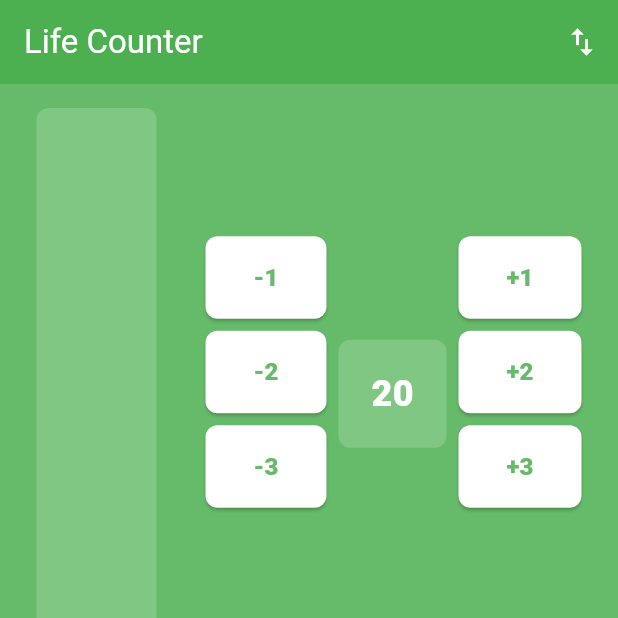
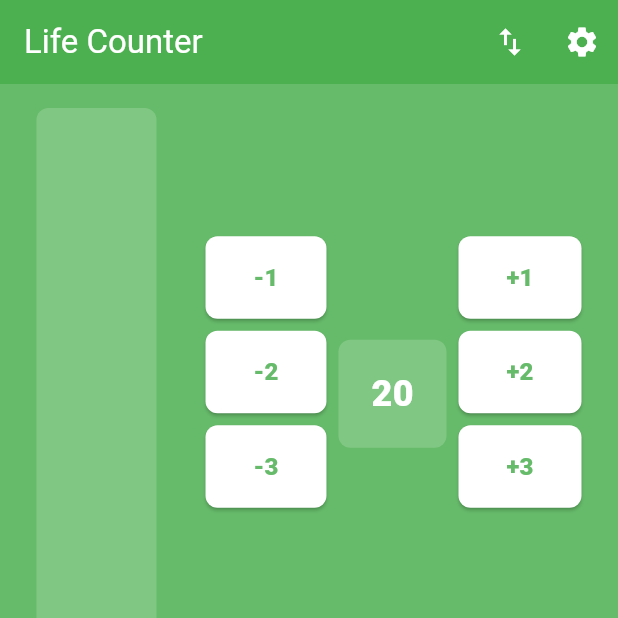
Before and after one commit to GabrielTurri/life-counter, a Flutter app: the screen it shows after launch, on a phone screen of 412 x 824 dp, the top half of it. Run offline on Flutter 3.47's test engine with Material 3 defaults, Android fonts, the phone set to English and light mode, and no system bars.

Commit message:
separado o gerenciamento de estado da aplicação/ alteração na vida inicial dos jogadores

```diff
--- a/lib/app_widget.dart
+++ b/lib/app_widget.dart
@@ -16,7 +16,10 @@ class MyApp extends StatelessWidget {
         ),
         ChangeNotifierProvider(
           create: (context) => PlayerLifeController(),
-        )
+        ),
+        ChangeNotifierProvider(
+          create: (context) => MultiPlayerLifeController(2),
+        ),
       ],
       child: MaterialApp(
         debugShowCheckedModeBanner: false,
@@ -24,7 +27,7 @@ class MyApp extends StatelessWidget {
         theme: ThemeData(
           useMaterial3: true,
         ),
-        home: MyHomePage2(),
+        home: MyHomePage(),
       ),
     );
   }
--- a/lib/controllers/life_controller.dart
+++ b/lib/controllers/life_controller.dart
@@ -2,13 +2,13 @@ import 'dart:async';
 import 'package:flutter/material.dart';
 
 class PlayerLifeController extends ChangeNotifier {
-  final int vidaInicial = 20;
+  int vidaInicial = 20;
   int vida = 20;
   var histVida = [];
   int calculoVida = 0;
   String textCalculoVida = '';
 
-  resetarVida(vidaInicial) {
+  resetarVida() {
     vida = vidaInicial;
     histVida.clear();
     textCalculoVida = '';
@@ -17,12 +17,11 @@ class PlayerLifeController extends ChangeNotifier {
 
   final _timer = TimerVida(milliseconds: 1000);
 
-  void alterarVida(int valor) {
+  alterarVida(int valor) {
     vida += valor;
     calculoVida += valor;
     textCalculoVida =
         (calculoVida > 0) ? '+$calculoVida' : calculoVida.toString();
-
     notifyListeners();
 
     _timer.run(() {
@@ -37,6 +36,46 @@ class PlayerLifeController extends ChangeNotifier {
 
     calculoVida = 0;
     textCalculoVida = '';
+    notifyListeners();
+  }
+
+  void atualizarVidaInicial(novaVidaInicial) {
+    if (novaVidaInicial > 0) {
+      vidaInicial = novaVidaInicial;
+    }
+    notifyListeners();
+  }
+}
+
+class MultiPlayerLifeController extends ChangeNotifier {
+  List<PlayerLifeController> players = [];
+
+  MultiPlayerLifeController(int numPlayers) {
+    for (int i = 0; i < numPlayers; i++) {
+      final player = PlayerLifeController();
+      player.addListener(notifyListeners);
+      players.add(player);
+    }
+  }
+
+  alterarVida(int playerIndex, int valor) {
+    if (playerIndex < players.length) {
+      players[playerIndex].alterarVida(valor);
+    }
+    notifyListeners();
+  }
+
+  void resetarVida() {
+    for (var i = 0; i < players.length; i++) {
+      players[i].resetarVida();
+    }
+    notifyListeners();
+  }
+
+  void atualizarVidaInicial(int novaVidaInicial) {
+    for (var i = 0; i < players.length; i++) {
+      players[i].atualizarVidaInicial(novaVidaInicial);
+    }
     notifyListeners();
   }
 }
--- a/lib/home_page.dart
+++ b/lib/home_page.dart
@@ -2,10 +2,14 @@ import 'package:flutter/material.dart';
 import 'package:life_counter/controllers/app_controller.dart';
 import 'package:life_counter/controllers/life_controller.dart';
 import 'package:life_counter/ui/player_life_container.dart';
+import 'package:life_counter/ui/reset_modal.dart';
+import 'package:life_counter/ui/settings_modal.dart';
 import 'package:provider/provider.dart';
 
-class MyHomePage2 extends StatelessWidget {
-  MyHomePage2({super.key});
+class MyHomePage extends StatelessWidget {
+  final MultiPlayerLifeController playerController =
+      MultiPlayerLifeController(2);
+  MyHomePage({super.key});
 
   @override
   Widget build(BuildContext context) {
@@ -22,6 +26,14 @@ class MyHomePage2 extends StatelessWidget {
             icon: const Icon(Icons.swap_vert),
             style:
                 ButtonStyle(iconColor: WidgetStateProperty.all(Colors.white)),
+          ),
+          IconButton(
+            onPressed: () {
+              SettingsModal.dialogBuilder(context);
+            },
+            icon: const Icon(Icons.settings),
+            style:
+                ButtonStyle(iconColor: WidgetStateProperty.all(Colors.white)),
           )
         ],
       ),
@@ -31,6 +43,8 @@ class MyHomePage2 extends StatelessWidget {
             child: RotatedBox(
               quarterTurns: context.watch<AppController>().rotacao,
               child: PlayerLifeContainer(
+                playerIndex: 0,
+                playerController: playerController,
                 lifeColor: Colors.green[300],
                 bgColor: Colors.green[400],
                 vidaInicial: 20,
@@ -39,6 +53,8 @@ class MyHomePage2 extends StatelessWidget {
           ),
           Expanded(
             child: PlayerLifeContainer(
+              playerIndex: 1,
+              playerController: playerController,
               lifeColor: Colors.purple[300],
               bgColor: Colors.purple[400],
               vidaInicial: 20,
@@ -47,50 +63,12 @@ class MyHomePage2 extends StatelessWidget {
         ],
       ),
       floatingActionButton: FloatingActionButton(
-        onPressed: () => _dialogBuilder(context),
+        onPressed: () {
+          ResetModal.dialogBuilder(context);
+        },
         tooltip: 'Reset',
         child: const Icon(Icons.restart_alt_outlined),
       ),
     );
   }
-
-  Future<void> _dialogBuilder(BuildContext context) {
-    return showDialog<void>(
-      context: context,
-      builder: (BuildContext context) {
-        return AlertDialog(
-          title: const Text('Atenção!'),
-          content: const Text(
-            'Deseja mesmo reiniciar os contadores de vida de ambos jogadores?\n'
-            '\n'
-            'Essa ação não poderá ser revertida.',
-          ),
-          actions: <Widget>[
-            TextButton(
-              style: TextButton.styleFrom(
-                textStyle: Theme.of(context).textTheme.labelLarge,
-              ),
-              child: const Text('Voltar'),
-              onPressed: () {
-                Navigator.of(context).pop();
-              },
-            ),
-            TextButton(
-              style: TextButton.styleFrom(
-                textStyle: Theme.of(context).textTheme.labelLarge,
-              ),
-              child: Text(
-                'Confirmar!',
-                style: TextStyle(color: Colors.red[600]),
-              ),
-              onPressed: () {
-                context.read<PlayerLifeController>().resetarVida(20);
-                Navigator.of(context).pop();
-              },
-            ),
-          ],
-        );
-      },
-    );
-  }
 }
--- a/lib/ui/life_button.dart
+++ b/lib/ui/life_button.dart
@@ -1,22 +1,34 @@
 import 'package:flutter/material.dart';
+import 'package:life_counter/controllers/life_controller.dart';
+import 'package:provider/provider.dart';
 
 class LifeButton extends StatelessWidget {
   final String texto;
   final Color? color;
-  final Function()? onPressed;
+  final int playerIndex;
+  final int vida;
 
   const LifeButton(
-      {super.key, required this.texto, this.onPressed, required this.color});
+      {super.key,
+      required this.texto,
+      required this.playerIndex,
+      required this.color,
+      required this.vida});
 
   @override
   Widget build(BuildContext context) {
     return Padding(
       padding: const EdgeInsets.symmetric(vertical: 4),
       child: ElevatedButton(
-          onPressed: onPressed,
+          onPressed: () {
+            context
+                .read<MultiPlayerLifeController>()
+                .alterarVida(playerIndex, vida);
+          },
           style: ElevatedButton.styleFrom(
             backgroundColor: Colors.white,
-            shape: RoundedRectangleBorder(borderRadius: BorderRadius.circular(8)),
+            shape:
+                RoundedRectangleBorder(borderRadius: BorderRadius.circular(8)),
             padding: const EdgeInsets.symmetric(vertical: 16, horizontal: 32),
           ),
           child: Text(
--- a/lib/ui/life_history.dart
+++ b/lib/ui/life_history.dart
@@ -1,23 +1,19 @@
 import 'package:flutter/material.dart';
 import 'package:life_counter/controllers/life_controller.dart';
-import 'package:life_counter/ui/player_life.dart';
 import 'package:provider/provider.dart';
 
-class PlayerLifeHistory extends StatefulWidget {
+class PlayerLifeHistory extends StatelessWidget {
   final Color? lifeColor;
   final Color? bgColor;
+  final int playerIndex;
 
   const PlayerLifeHistory({
     super.key,
     required this.lifeColor,
     required this.bgColor,
+    required this.playerIndex,
   });
 
-  @override
-  PlayerLifeHistoryState createState() => PlayerLifeHistoryState();
-}
-
-class PlayerLifeHistoryState extends State<PlayerLifeHistory> {
   @override
   Widget build(BuildContext context) {
     return Padding(
@@ -26,17 +22,23 @@ class PlayerLifeHistoryState extends State<PlayerLifeHistory> {
         height: 400,
         width: 80,
         decoration: BoxDecoration(
-            color: widget.lifeColor, borderRadius: BorderRadius.circular(8)),
+            color: lifeColor, borderRadius: BorderRadius.circular(8)),
         child: ListView.builder(
             reverse: true,
-            itemCount: context.watch<PlayerLifeController>().histVida.length,
+            itemCount: context
+                .watch<MultiPlayerLifeController>()
+                .players[playerIndex]
+                .histVida
+                .length,
             itemBuilder: (context, index) {
               return ListTile(
                 minTileHeight: 4,
                 title: Text(
                   textAlign: TextAlign.end,
-                  // widget.histVida[index],
-                  context.watch<PlayerLifeController>().histVida[index],
+                  context
+                      .watch<MultiPlayerLifeController>()
+                      .players[playerIndex]
+                      .histVida[index],
                   style: const TextStyle(
                       color: Colors.white, fontWeight: FontWeight.w500),
                 ),
--- a/lib/ui/player_life.dart
+++ b/lib/ui/player_life.dart
@@ -6,11 +6,13 @@ import 'life_button.dart';
 class PlayerLife extends StatelessWidget {
   final Color? lifeColor;
   final Color? bgColor;
+  final int playerIndex;
 
   PlayerLife({
     super.key,
     required this.lifeColor,
     required this.bgColor,
+    required this.playerIndex,
   });
 
   @override
@@ -23,22 +25,18 @@ class PlayerLife extends StatelessWidget {
           children: [
             LifeButton(
                 texto: '-1',
-                onPressed: () {
-                  // widget.alterarVida(-1);
-                  context.read<PlayerLifeController>().alterarVida(-1);
-                },
+                vida: -1,
+                playerIndex: playerIndex,
                 color: bgColor),
             LifeButton(
                 texto: '-2',
-                onPressed: () {
-                  context.read<PlayerLifeController>().alterarVida(-2);
-                },
+                vida: -2,
+                playerIndex: playerIndex,
                 color: bgColor),
             LifeButton(
                 texto: '-3',
-                onPressed: () {
-                  context.read<PlayerLifeController>().alterarVida(-3);
-                },
+                vida: -3,
+                playerIndex: playerIndex,
                 color: bgColor),
           ],
         ),
@@ -46,7 +44,10 @@ class PlayerLife extends StatelessWidget {
           mainAxisAlignment: MainAxisAlignment.center,
           children: [
             Text(
-              context.watch<PlayerLifeController>().textCalculoVida,
+              context
+                  .watch<MultiPlayerLifeController>()
+                  .players[playerIndex]
+                  .textCalculoVida,
               style: const TextStyle(
                   color: Colors.white,
                   fontSize: 20,
@@ -64,8 +65,11 @@ class PlayerLife extends StatelessWidget {
                       color: Colors.white,
                       fontWeight: FontWeight.w800,
                       fontSize: 24),
-                  // widget.vida.toString(),
-                  context.watch<PlayerLifeController>().vida.toString(),
+                  context
+                      .watch<MultiPlayerLifeController>()
+                      .players[playerIndex]
+                      .vida
+                      .toString(),
                 ),
               ),
             ),
@@ -76,23 +80,11 @@ class PlayerLife extends StatelessWidget {
           mainAxisAlignment: MainAxisAlignment.center,
           children: [
             LifeButton(
-                texto: '+1',
-                onPressed: () {
-                  context.read<PlayerLifeController>().alterarVida(1);
-                },
-                color: bgColor),
+                texto: '+1', vida: 1, playerIndex: playerIndex, color: bgColor),
             LifeButton(
-                texto: '+2',
-                onPressed: () {
-                  context.read<PlayerLifeController>().alterarVida(2);
-                },
-                color: bgColor),
+                texto: '+2', vida: 2, playerIndex: playerIndex, color: bgColor),
             LifeButton(
-                texto: '+3',
-                onPressed: () {
-                  context.read<PlayerLifeController>().alterarVida(3);
-                },
-                color: bgColor),
+                texto: '+3', vida: 3, playerIndex: playerIndex, color: bgColor),
           ],
         ),
       ],
--- a/lib/ui/player_life_container.dart
+++ b/lib/ui/player_life_container.dart
@@ -1,42 +1,42 @@
-import 'dart:async';
-
 import 'package:flutter/material.dart';
+import 'package:life_counter/controllers/life_controller.dart';
 import 'package:life_counter/ui/life_history.dart';
 import 'player_life.dart';
 
-class PlayerLifeContainer extends StatefulWidget {
+class PlayerLifeContainer extends StatelessWidget {
   final Color? lifeColor;
   final Color? bgColor;
   final int vidaInicial;
+  final int playerIndex;
+  final MultiPlayerLifeController playerController;
 
   PlayerLifeContainer({
     super.key,
     required this.lifeColor,
     required this.bgColor,
     required this.vidaInicial,
+    required this.playerIndex,
+    required this.playerController,
   });
 
   @override
-  PlayerLifeContainerState createState() => PlayerLifeContainerState();
-}
-
-class PlayerLifeContainerState extends State<PlayerLifeContainer> {
-  @override
   Widget build(BuildContext context) {
     return Container(
-      decoration: BoxDecoration(color: widget.bgColor),
+      decoration: BoxDecoration(color: bgColor),
       child: Padding(
         padding: const EdgeInsets.symmetric(horizontal: 8),
         child: Row(
           mainAxisAlignment: MainAxisAlignment.spaceAround,
           children: [
             PlayerLifeHistory(
-              bgColor: widget.bgColor,
-              lifeColor: widget.lifeColor,
+              bgColor: bgColor,
+              lifeColor: lifeColor,
+              playerIndex: playerIndex,
             ),
             PlayerLife(
-              lifeColor: widget.lifeColor,
-              bgColor: widget.bgColor,
+              lifeColor: lifeColor,
+              bgColor: bgColor,
+              playerIndex: playerIndex,
             )
           ],
         ),
```
Also changed, not shown: lib/ui/player_life copy.dart (deleted, +0 -109 lines), lib/ui/reset_modal.dart (added, +52 -0 lines), lib/ui/settings_modal.dart (added, +61 -0 lines).
